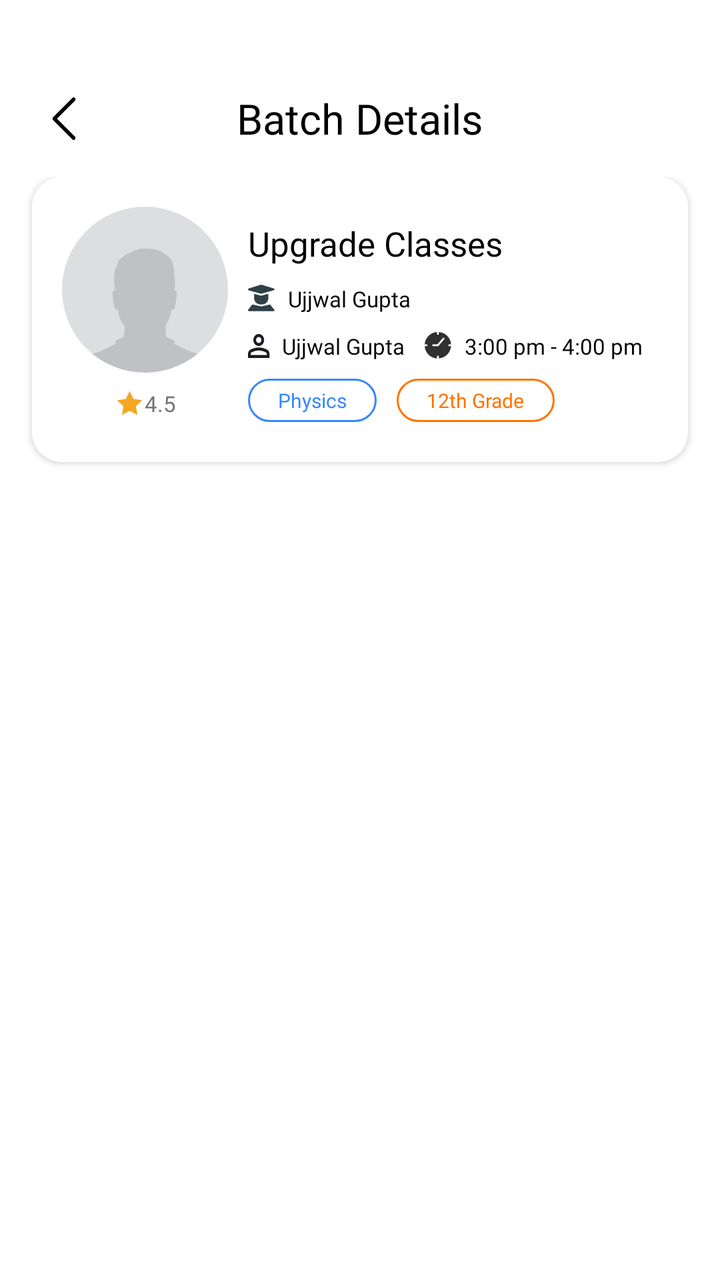
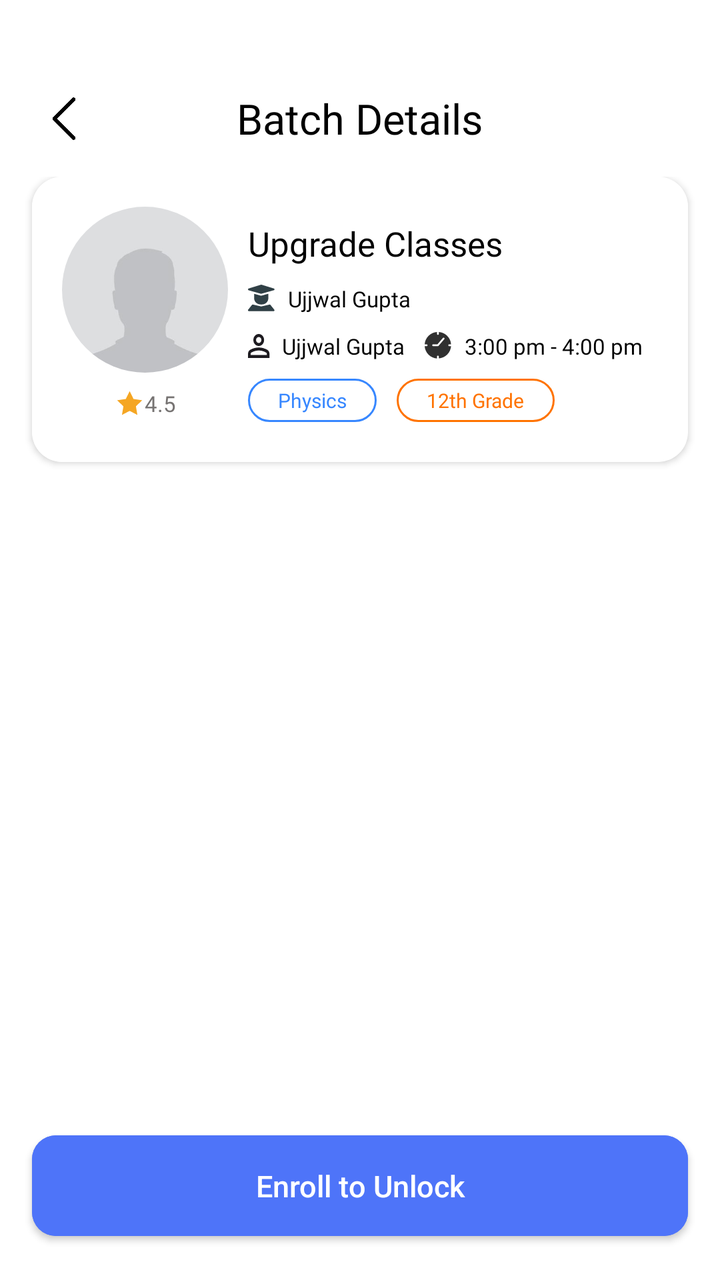

Before-and-after screenshots of an Android layout around one commit, followed by the original layout XML and the change that was made.
<!-- AndroidManifest.xml: application theme Theme.EdTech -->
<!-- res/layout/fragment_batch_detail.xml -->
<?xml version="1.0" encoding="utf-8"?>
<layout xmlns:android="http://schemas.android.com/apk/res/android"
    xmlns:app="http://schemas.android.com/apk/res-auto"
    xmlns:tools="http://schemas.android.com/tools">

    <data>

    </data>

    <androidx.constraintlayout.widget.ConstraintLayout
        android:layout_width="match_parent"
        android:layout_height="match_parent"
        android:background="@color/white">

        <androidx.constraintlayout.widget.ConstraintLayout
            android:id="@+id/headerLayout"
            android:layout_width="match_parent"
            android:layout_height="wrap_content"
            android:background="@color/white"
            android:paddingTop="45dp"
            android:paddingBottom="15dp"
            app:layout_constraintTop_toTopOf="parent">

            <ImageView
                android:id="@+id/backButton"
                android:layout_width="24dp"
                android:layout_height="24dp"
                android:layout_marginStart="20dp"
                android:src="@drawable/back_button"
                app:layout_constraintBottom_toBottomOf="parent"
                app:layout_constraintStart_toStartOf="parent"
                app:layout_constraintTop_toTopOf="parent" />

            <TextView
                android:layout_width="wrap_content"
                android:layout_height="wrap_content"
                android:fontFamily="@font/manrope_bold"
                android:text="Batch Details"
                android:textColor="@color/black"
                android:textSize="21sp"
                app:layout_constraintBottom_toBottomOf="parent"
                app:layout_constraintEnd_toEndOf="parent"
                app:layout_constraintStart_toStartOf="parent"
                app:layout_constraintTop_toTopOf="parent" />

        </androidx.constraintlayout.widget.ConstraintLayout>
        <androidx.core.widget.NestedScrollView
            android:fillViewport="true"
            android:layout_width="match_parent"
            android:layout_height="0dp"
            app:layout_constraintTop_toBottomOf="@+id/headerLayout"
            app:layout_constraintBottom_toBottomOf="parent">
            <androidx.constraintlayout.widget.ConstraintLayout
                android:layout_width="match_parent"
                android:layout_height="match_parent"
                android:orientation="vertical">
                <androidx.cardview.widget.CardView
                    android:layout_width="match_parent"
                    android:layout_height="wrap_content"
                    app:layout_constraintTop_toTopOf="parent"
                    android:id="@+id/batchDetailLayout"
                    app:cardCornerRadius="15dp"
                    android:layout_marginHorizontal="16dp"
                    android:layout_marginBottom="16dp"
                    android:padding="10dp">
                    <androidx.constraintlayout.widget.ConstraintLayout
                        android:paddingBottom="20dp"
                        android:paddingHorizontal="15dp"
                        android:paddingTop="15dp"
                        android:layout_width="match_parent"
                        android:layout_height="wrap_content"
                        android:orientation="vertical"
                        android:background="@drawable/bg_home_item"
                        android:backgroundTint="@color/white">

                        <androidx.cardview.widget.CardView
                            android:id="@+id/instituteCardView"
                            app:cardElevation="0dp"
                            app:cardCornerRadius="50dp"
                            app:layout_constraintStart_toStartOf="parent"
                            app:layout_constraintTop_toTopOf="parent"
                            android:layout_width="83dp"
                            android:layout_height="83dp">

                            <ImageView
                                android:id="@+id/imageView"
                                android:scaleType="centerCrop"
                                android:src="@drawable/profile_placeholder"
                                android:layout_width="match_parent"
                                android:layout_height="match_parent" />
                        </androidx.cardview.widget.CardView>

                        <LinearLayout
                            app:layout_constraintEnd_toEndOf="@id/instituteCardView"
                            app:layout_constraintStart_toStartOf="@id/instituteCardView"
                            app:layout_constraintTop_toBottomOf="@id/instituteCardView"
                            android:layout_marginHorizontal="10dp"
                            android:layout_marginTop="8dp"
                            android:layout_width="wrap_content"
                            android:layout_height="wrap_content"
                            android:orientation="horizontal">
                            <ImageView
                                android:layout_width="15dp"
                                android:layout_height="15dp"
                                android:src="@drawable/star_filled"/>
                            <TextView
                                android:layout_width="wrap_content"
                                android:layout_height="wrap_content"
                                android:textColor="@color/gray"
                                android:fontFamily="@font/manrope_semibold"
                                android:textSize="11sp"
                                android:text="4.5" />

                        </LinearLayout>

                        <TextView
                            android:id="@+id/instituteName"
                            app:layout_constraintTop_toTopOf="parent"
                            app:layout_constraintStart_toEndOf="@+id/instituteCardView"
                            android:layout_marginHorizontal="10dp"
                            android:layout_marginTop="7dp"
                            android:layout_width="wrap_content"
                            android:layout_height="wrap_content"
                            android:textColor="@color/black"
                            android:fontFamily="@font/manrope_bold"
                            android:textSize="17sp"
                            android:text="Upgrade Classes" />
                        <TextView
                            android:id="@+id/batchName"
                            app:layout_constraintEnd_toEndOf="parent"
                            app:layout_constraintStart_toEndOf="@+id/instituteCardView"
                            app:layout_constraintTop_toBottomOf="@+id/instituteName"
                            android:layout_marginHorizontal="10dp"
                            android:layout_marginTop="9dp"
                            android:drawableStart="@drawable/student_iocn"
                            android:drawablePadding="6dp"
                            android:layout_width="0dp"
                            android:layout_height="wrap_content"
                            android:textColor="@color/black"
                            android:fontFamily="@font/manrope_bold"
                            android:textSize="11sp"
                            android:text="Ujjwal Gupta" />
                        <androidx.constraintlayout.widget.ConstraintLayout
                            android:id="@+id/teacherLayout"
                            app:layout_constraintEnd_toEndOf="parent"
                            app:layout_constraintStart_toEndOf="@+id/instituteCardView"                        app:layout_constraintTop_toBottomOf="@+id/batchName"
                            android:layout_width="0dp"
                            android:layout_height="wrap_content">
                            <TextView
                                android:id="@+id/tvTeacherName"
                                app:layout_constraintStart_toStartOf="parent"
                                app:layout_constraintTop_toTopOf="parent"
                                android:layout_marginHorizontal="10dp"
                                android:layout_marginTop="9dp"
                                android:drawableStart="@drawable/user_iocn"
                                android:drawablePadding="6dp"
                                android:layout_width="0dp"
                                android:layout_height="wrap_content"
                                android:textColor="@color/black"
                                android:fontFamily="@font/manrope_regular"
                                android:textSize="11sp"
                                android:text="Ujjwal Gupta" />
                            <TextView
                                android:id="@+id/tvTiming"
                                app:layout_constraintStart_toEndOf="@id/tvTeacherName"
                                app:layout_constraintTop_toTopOf="parent"
                                android:layout_marginHorizontal="10dp"
                                android:layout_marginTop="9dp"
                                android:drawableStart="@drawable/clock_icon"
                                android:drawablePadding="6dp"
                                android:layout_width="0dp"
                                android:layout_height="wrap_content"
                                android:textColor="@color/black"
                                android:fontFamily="@font/manrope_regular"
                                android:textSize="11sp"
                                android:text="3:00 pm - 4:00 pm" />
                        </androidx.constraintlayout.widget.ConstraintLayout>

                        <TextView
                            android:id="@+id/subjectName"
                            app:layout_constraintStart_toEndOf="@+id/instituteCardView"
                            app:layout_constraintTop_toBottomOf="@+id/teacherLayout"
                            android:background="@drawable/bg_blue_border"
                            android:layout_marginHorizontal="10dp"
                            android:layout_marginTop="9dp"
                            android:layout_width="wrap_content"
                            android:layout_height="wrap_content"
                            android:textColor="@color/blue_3787FF"
                            android:fontFamily="@font/manrope_semibold"
                            android:textSize="10sp"
                            android:text="Physics"
                            android:paddingVertical="4dp"
                            android:paddingHorizontal="15dp"/>
                        <TextView
                            android:id="@+id/grade"
                            app:layout_constraintStart_toEndOf="@+id/subjectName"
                            app:layout_constraintTop_toBottomOf="@+id/teacherLayout"
                            android:background="@drawable/bg_orange_border"

                            android:layout_marginHorizontal="10dp"
                            android:layout_marginTop="9dp"
                            android:layout_width="wrap_content"
                            android:layout_height="wrap_content"
                            android:textColor="@color/orange_FF7300"
                            android:fontFamily="@font/manrope_semibold"
                            android:textSize="10sp"
                            android:text="12th Grade"
                            android:paddingVertical="4dp"
                            android:paddingHorizontal="15dp"/>
                    </androidx.constraintlayout.widget.ConstraintLayout>
                </androidx.cardview.widget.CardView>
                <androidx.recyclerview.widget.RecyclerView
                    android:layout_marginTop="10dp"
                    android:id="@+id/recyclerBatchDetailItem"
                    android:layout_marginHorizontal="10dp"
                    android:layout_width="match_parent"
                    android:layout_height="0dp"
                    app:layout_constraintTop_toBottomOf="@id/batchDetailLayout"
                    app:layout_constraintBottom_toBottomOf="parent"
                    app:layoutManager="androidx.recyclerview.widget.GridLayoutManager"
                    app:spanCount="2"
                    android:orientation="vertical"/>

            </androidx.constraintlayout.widget.ConstraintLayout>

        </androidx.core.widget.NestedScrollView>

    </androidx.constraintlayout.widget.ConstraintLayout>
</layout>
<!-- resources referenced by this layout -->
<resources>
  <color name="black">#FF000000</color>
  <color name="blue_3787FF">#3787FF</color>
  <color name="gray">#767372</color>
  <color name="orange_FF7300">#FF7300</color>
  <color name="white">#FFFFFFFF</color>
  <!-- drawable bg_blue_border (drawable) -->
  <?xml version="1.0" encoding="utf-8"?>
  <shape xmlns:android="http://schemas.android.com/apk/res/android">
      <corners android:radius="15dp"/>
      <stroke android:color="@color/blue_3787FF" android:width="1dp"/>
  </shape>
  <!-- drawable bg_home_item (drawable) -->
  <?xml version="1.0" encoding="utf-8"?>
  <shape xmlns:android="http://schemas.android.com/apk/res/android">
      <corners android:radius="10dp"/>
  </shape>
  <!-- drawable bg_orange_border (drawable) -->
  <?xml version="1.0" encoding="utf-8"?>
  <shape xmlns:android="http://schemas.android.com/apk/res/android">
      <corners android:radius="15dp"/>
      <stroke android:color="@color/orange_FF7300" android:width="1dp"/>
  </shape>
  <!-- drawable star_filled (drawable) -->
  <vector xmlns:android="http://schemas.android.com/apk/res/android"
      android:width="24dp"
      android:height="24dp"
      android:viewportWidth="24"
      android:viewportHeight="24">
      <path
          android:fillColor="#F5A623"
          android:pathData="M12,2L15.09,8.26L22,9.27L17,14.14L18.18,21.02L12,17.77L5.82,21.02L7,14.14L2,9.27L8.91,8.26L12,2Z"/>
  </vector>
  <!-- drawable user_iocn (drawable) -->
  <vector xmlns:android="http://schemas.android.com/apk/res/android"
      android:width="11dp"
      android:height="12dp"
      android:viewportWidth="11"
      android:viewportHeight="12">
    <path
        android:pathData="M5.368,6C4.63,6 3.998,5.706 3.472,5.119C2.947,4.531 2.684,3.825 2.684,3C2.684,2.175 2.947,1.469 3.472,0.881C3.998,0.294 4.63,0 5.368,0C6.106,0 6.737,0.294 7.263,0.881C7.789,1.469 8.051,2.175 8.051,3C8.051,3.825 7.789,4.531 7.263,5.119C6.737,5.706 6.106,6 5.368,6ZM0,12V9.9C0,9.475 0.098,9.084 0.294,8.728C0.489,8.372 0.749,8.1 1.074,7.912C1.767,7.525 2.471,7.234 3.187,7.041C3.903,6.847 4.63,6.75 5.368,6.75C6.106,6.75 6.832,6.847 7.548,7.041C8.264,7.234 8.968,7.525 9.662,7.912C9.986,8.1 10.246,8.372 10.442,8.728C10.637,9.084 10.735,9.475 10.735,9.9V12H0ZM1.342,10.5H9.393V9.9C9.393,9.762 9.362,9.637 9.301,9.525C9.239,9.413 9.158,9.325 9.058,9.262C8.454,8.925 7.844,8.672 7.229,8.503C6.614,8.334 5.994,8.25 5.368,8.25C4.741,8.25 4.121,8.334 3.506,8.503C2.891,8.672 2.281,8.925 1.677,9.262C1.577,9.325 1.496,9.413 1.434,9.525C1.373,9.637 1.342,9.762 1.342,9.9V10.5ZM5.368,4.5C5.737,4.5 6.052,4.353 6.315,4.059C6.578,3.766 6.709,3.412 6.709,3C6.709,2.588 6.578,2.234 6.315,1.941C6.052,1.647 5.737,1.5 5.368,1.5C4.999,1.5 4.683,1.647 4.42,1.941C4.157,2.234 4.026,2.588 4.026,3C4.026,3.412 4.157,3.766 4.42,4.059C4.683,4.353 4.999,4.5 5.368,4.5Z"
        android:fillColor="#1D1B20"/>
  </vector>
  <style name="Theme.EdTech" parent="Base.Theme.EdTech" />
  <style name="Base.Theme.EdTech" parent="Theme.MaterialComponents.Light.NoActionBar">
          
          
      </style>
  <!-- unchanged entries left out for length: 4 -->
</resources>

<!-- the commit's change to res/layout/fragment_batch_detail.xml (unified diff, before → after) -->
@@ -224,6 +224,16 @@
             </androidx.constraintlayout.widget.ConstraintLayout>
 
         </androidx.core.widget.NestedScrollView>
-
+        <com.google.android.material.button.MaterialButton
+            style="@style/CommonButton1"
+            android:backgroundTint="@color/theme_blue"
+            android:id="@+id/enrollButton"
+            android:layout_width="0dp"
+            android:layout_height="wrap_content"
+            android:text="Enroll to Unlock"
+            android:layout_margin="16dp"
+            app:layout_constraintBottom_toBottomOf="parent"
+            app:layout_constraintStart_toStartOf="parent"
+            app:layout_constraintEnd_toEndOf="parent" />
     </androidx.constraintlayout.widget.ConstraintLayout>
 </layout>
<!-- resource entries referenced after the edit -->
@@ -4,6 +4,7 @@
   <color name="blue_3787FF">#3787FF</color>
   <color name="gray">#767372</color>
   <color name="orange_FF7300">#FF7300</color>
+  <color name="theme_blue">#4E74F9</color>
   <color name="white">#FFFFFFFF</color>
   <!-- drawable bg_blue_border (drawable) -->
   <?xml version="1.0" encoding="utf-8"?>
@@ -42,6 +43,14 @@
         android:pathData="M5.368,6C4.63,6 3.998,5.706 3.472,5.119C2.947,4.531 2.684,3.825 2.684,3C2.684,2.175 2.947,1.469 3.472,0.881C3.998,0.294 4.63,0 5.368,0C6.106,0 6.737,0.294 7.263,0.881C7.789,1.469 8.051,2.175 8.051,3C8.051,3.825 7.789,4.531 7.263,5.119C6.737,5.706 6.106,6 5.368,6ZM0,12V9.9C0,9.475 0.098,9.084 0.294,8.728C0.489,8.372 0.749,8.1 1.074,7.912C1.767,7.525 2.471,7.234 3.187,7.041C3.903,6.847 4.63,6.75 5.368,6.75C6.106,6.75 6.832,6.847 7.548,7.041C8.264,7.234 8.968,7.525 9.662,7.912C9.986,8.1 10.246,8.372 10.442,8.728C10.637,9.084 10.735,9.475 10.735,9.9V12H0ZM1.342,10.5H9.393V9.9C9.393,9.762 9.362,9.637 9.301,9.525C9.239,9.413 9.158,9.325 9.058,9.262C8.454,8.925 7.844,8.672 7.229,8.503C6.614,8.334 5.994,8.25 5.368,8.25C4.741,8.25 4.121,8.334 3.506,8.503C2.891,8.672 2.281,8.925 1.677,9.262C1.577,9.325 1.496,9.413 1.434,9.525C1.373,9.637 1.342,9.762 1.342,9.9V10.5ZM5.368,4.5C5.737,4.5 6.052,4.353 6.315,4.059C6.578,3.766 6.709,3.412 6.709,3C6.709,2.588 6.578,2.234 6.315,1.941C6.052,1.647 5.737,1.5 5.368,1.5C4.999,1.5 4.683,1.647 4.42,1.941C4.157,2.234 4.026,2.588 4.026,3C4.026,3.412 4.157,3.766 4.42,4.059C4.683,4.353 4.999,4.5 5.368,4.5Z"
         android:fillColor="#1D1B20"/>
   </vector>
+  <style name="CommonButton1">
+          <item name="cornerRadius">12dp</item>
+          <item name="android:letterSpacing">0</item>
+          <item name="android:textAllCaps">false</item>
+          <item name="android:textSize">15sp</item>
+          <item name="android:paddingVertical">15dp</item>
+          <item name="android:layout_marginHorizontal">20dp</item>
+      </style>
   <style name="Theme.EdTech" parent="Base.Theme.EdTech" />
   <style name="Base.Theme.EdTech" parent="Theme.MaterialComponents.Light.NoActionBar">
           
